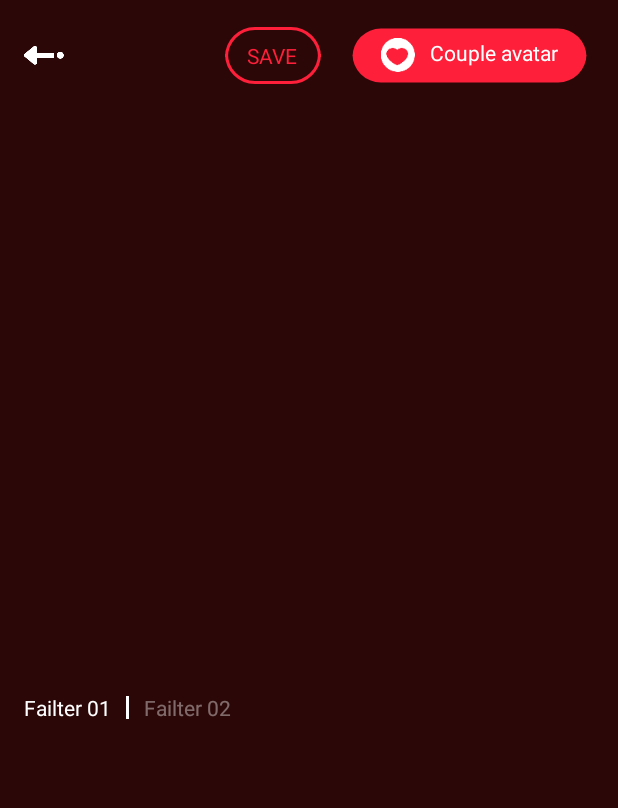
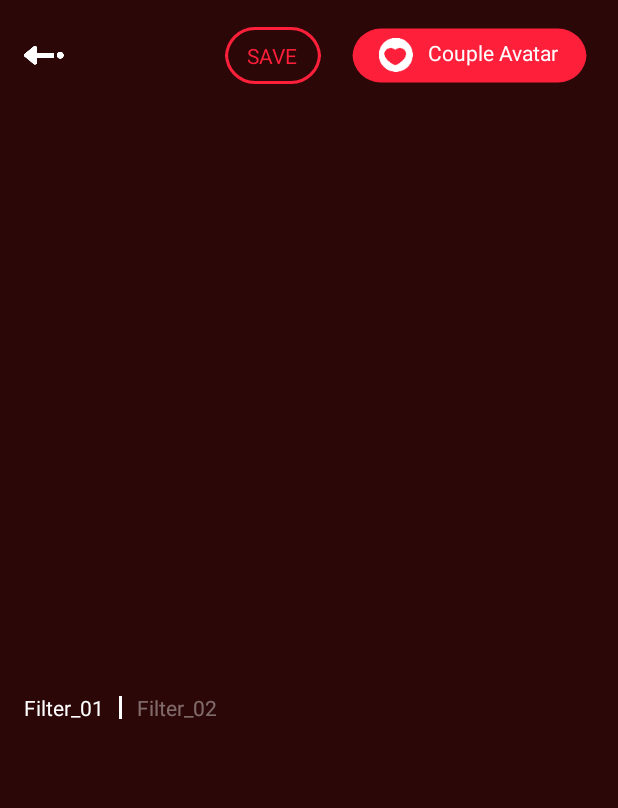
Before and after one commit to guiping/Androida12, an Android app: the layout fragment_edit_avatar.xml on its own in the app's theme, with its tools: preview values and no code run, on a phone screen of 412 x 824 dp. Shown: the top 808 px of the screen. Run offline under Robolectric (Android 15) with nearby library versions, the light colour scheme and no system bars.

Commit message:
修改文案，增加webview配置

```diff
--- a/app/src/main/AndroidManifest.xml
+++ b/app/src/main/AndroidManifest.xml
@@ -25,6 +25,7 @@
         <activity
             android:name="com.peluac.vataret.ucatale.SelBoyAvatarActivity"
             android:screenOrientation="portrait" />
+        <activity android:name=".ui.ALikeWebView" android:screenOrientation="portrait"/>
     </application>
 
 </manifest>
--- a/app/src/main/res/values/strings.xml
+++ b/app/src/main/res/values/strings.xml
@@ -1,6 +1,6 @@
 <resources>
     <string name="app_name">Bolesym</string>
-    <string name="home_title">Recommend avatars based on options</string>
+    <string name="home_title">Make Sweet Story With Couple Avatar</string>
     <string name="home_cartoon">Cartoon</string>
     <string name="home_classy">Classy</string>
     <string name="home_youth">Youth</string>
@@ -11,19 +11,19 @@
     <string name="set_up">Set up</string>
     <string name="sure">Sure</string>
     <string name="save">SAVE</string>
-    <string name="couple_avatar">Couple avatar</string>
+    <string name="couple_avatar">Couple Avatar</string>
     <string name="sporty">Sporty</string>
     <string name="handsome">handsome</string>
     <string name="cool_boy">Cool Boy</string>
     <string name="young_boy">Young Boy</string>
-    <string name="couple_avatar1">Couple avatar generated</string>
+    <string name="couple_avatar1">Generate Couple Avatars</string>
     <string name="set_up_feedback">Feedback</string>
-    <string name="set_up_termof_use">Termof use</string>
-    <string name="failter_1">Failter 01</string>
-    <string name="failter_2">Failter 02</string>
+    <string name="set_up_termof_use">Terms of Use</string>
+    <string name="failter_1">Filter_01</string>
+    <string name="failter_2">Filter_02</string>
 
-    <string name="stiler_1">Stiler 01</string>
-    <string name="stiler_2">Stiler 02</string>
+    <string name="stiler_1">Sticker_01</string>
+    <string name="stiler_2">Sticker_02</string>
     <string name="download">Download</string>
-    <string name="change_avatar">change avatar</string>
+    <string name="change_avatar">Reselect</string>
 </resources>
```
